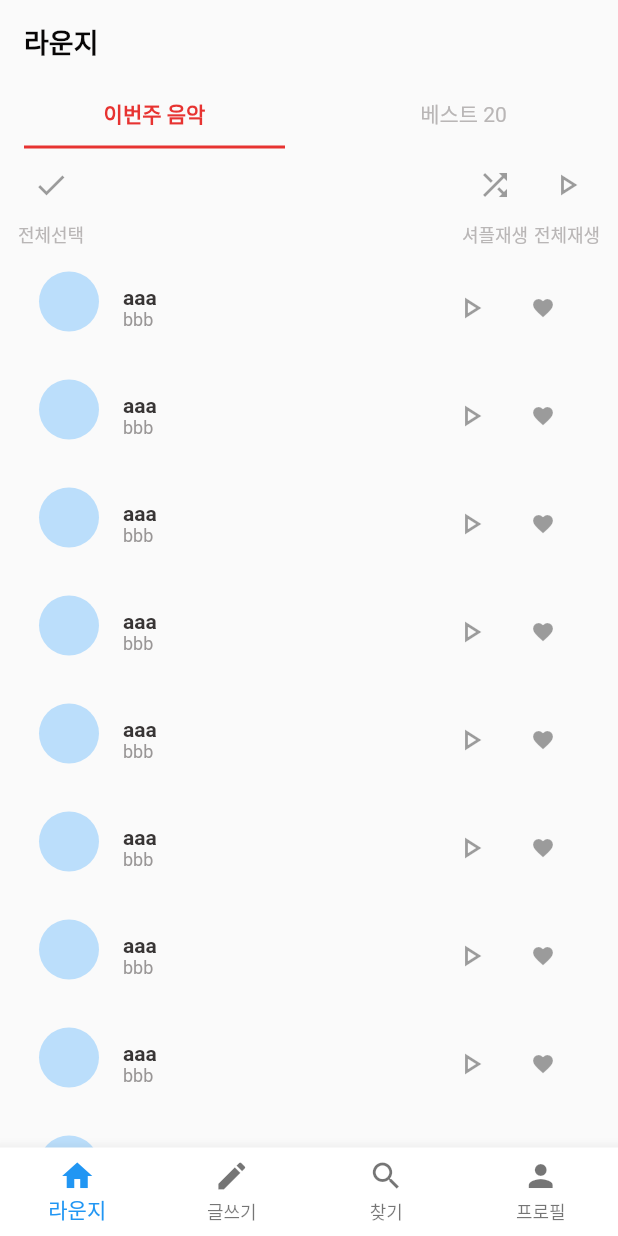
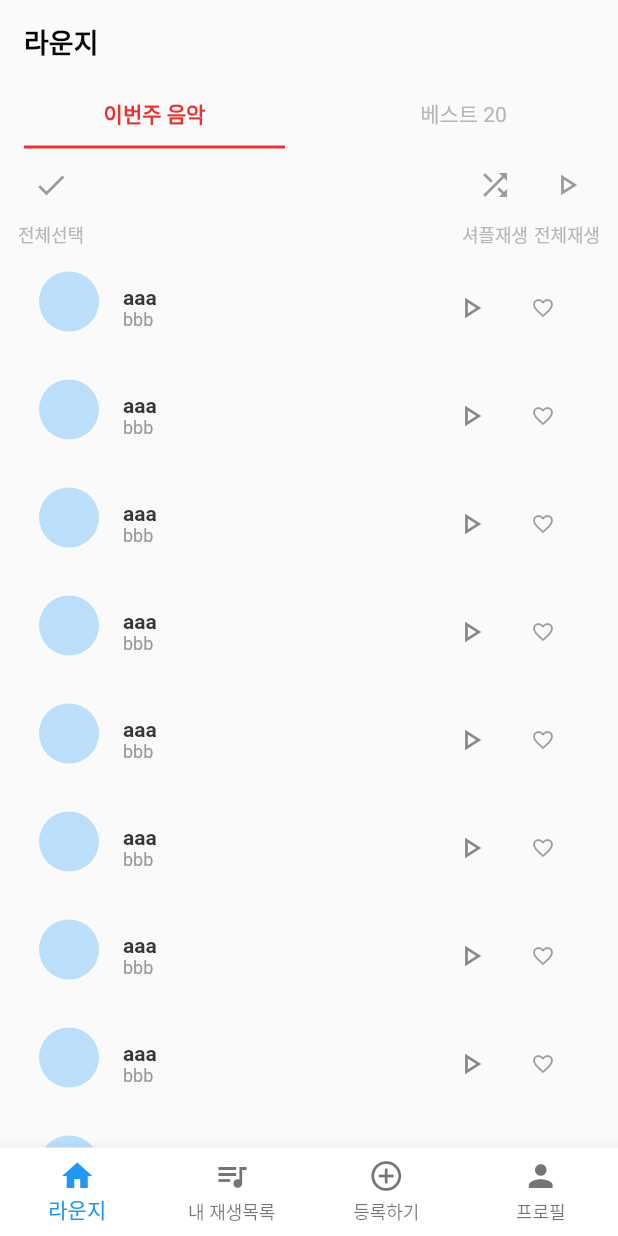
Before and after one commit to Junddao/musicMinorLeague, a Flutter app: the TabPage screen opened by its route, on a phone screen of 412 x 824 dp. Run offline on Flutter 3.47's test engine with Material 2 defaults, Android fonts, the phone set to English and light mode, and no system bars; our stand-ins replace dio, firebase_auth, firebase_core, font_awesome_flutter, google_sign_in; accounts and stored records are empty; Roboto replaces fonts that are missing (NotoSansKR).

```diff
--- /dev/null
+++ b/lib/model/data/music_info_data.dart
@@ -0,0 +1,16 @@
+import 'package:music_minorleague/model/data/user_profile_data.dart';
+
+class MusicInfoData {
+  String title;
+  String path;
+  String dateTime;
+  bool favorite;
+  UserProfileData userProfileData;
+  MusicInfoData({
+    this.title,
+    this.path,
+    this.dateTime,
+    this.favorite,
+    this.userProfileData,
+  });
+}
--- a/lib/model/view/page/tab_page.dart
+++ b/lib/model/view/page/tab_page.dart
@@ -62,33 +62,20 @@ class _TabPageState extends State<TabPage> {
                         icon: Icon(Icons.home),
                         title: Text('라운지'),
                       ), //
+
                       BottomNavigationBarItem(
-                        icon: Icon(Icons.create),
-                        title: Text('글쓰기'),
-                      ), // 계약서 작성 페이지
+                        icon: Icon(Icons.queue_music_outlined),
+                        title: Text('내 재생목록'),
+                      ),
                       BottomNavigationBarItem(
-                        icon: Icon(Icons.search),
-                        title: Text('찾기'),
-                      ), // 내 계정 확인, 작성 문서찾기
+                        icon: Icon(Icons.add_circle_outline_outlined),
+                        title: Text('등록하기'),
+                      ),
                       BottomNavigationBarItem(
                         icon: Icon(Icons.person),
                         title: Text('프로필'),
-                      ), // 내 계정 확인, 작성 문서찾기
+                      ),
                     ]))));
-  }
-
-  Text getTitleText() {
-    String titleText;
-
-    if (Provider.of<TabStates>(context).selectedIndex == 0) titleText = '라운지';
-    if (Provider.of<TabStates>(context).selectedIndex == 1) titleText = '글쓰기';
-    if (Provider.of<TabStates>(context).selectedIndex == 2) titleText = '찾기';
-    if (Provider.of<TabStates>(context).selectedIndex == 3) titleText = '프로필';
-
-    return Text(
-      titleText,
-      style: MTextStyles.bold18Black,
-    );
   }
 
   void _onItemTapped(int value) {
```
Also changed, not shown: lib/model/view/page/lounge/lounge_page.dart (+214 -15 lines), lib/splash_screen.dart (+7 -2 lines), 1 other file.
